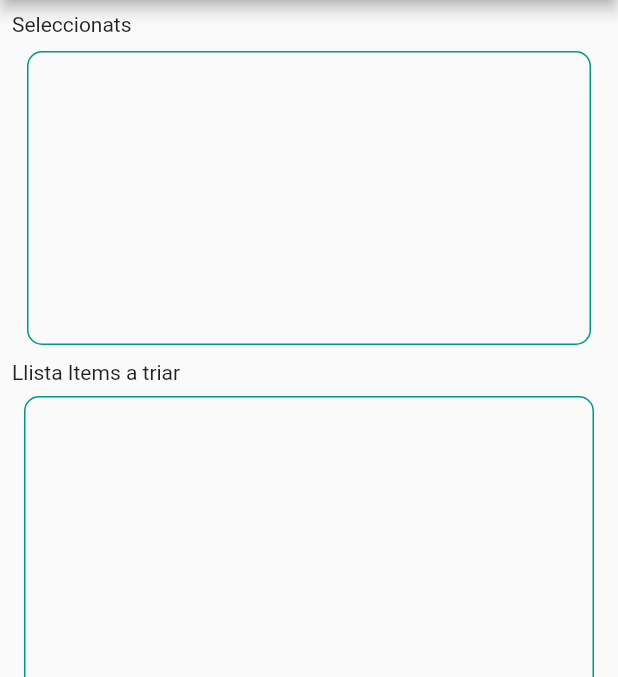
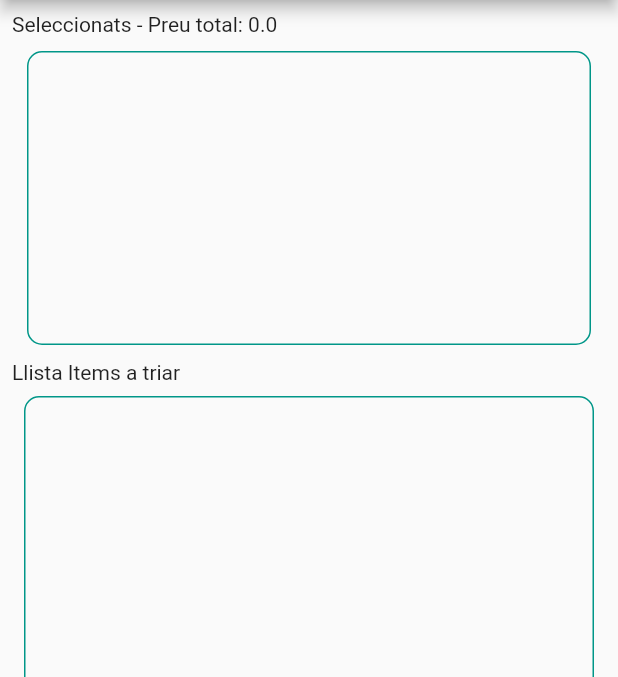
Before and after one commit to alexburdoy/MorososSA, a Flutter app: the screen it shows once a user with an empty profile is signed in, after a tap on "Escanejar QR", on a phone screen of 412 x 824 dp, the part 84-761 px from its top. Run offline on Flutter 3.47's test engine with Material 2 defaults, Android fonts, the phone set to English and light mode, and no system bars; our stand-ins replace cloud_firestore, firebase_auth, firebase_core, permission_handler, qr_flutter; missing offline and left inert: qrscan; accounts and stored records are empty; network calls fail.

Commit message:
Mostra correctament el preu total del que compres

```diff
--- a/lib/llista_items_usuari.dart
+++ b/lib/llista_items_usuari.dart
@@ -23,6 +23,7 @@ class _LlistaItemsUsuariState extends State<LlistaItemsUsuari> {
   final List<int> nums = <int>[];
   final List<int> ind = <int>[];
   final List<double> preuItem = <double>[];
+  double preuTotal=0;
 
   void addItemToList(String nom, int quant, int index, double preu) {
     setState(
@@ -40,6 +41,7 @@ class _LlistaItemsUsuariState extends State<LlistaItemsUsuari> {
       names.removeAt(index);
       nums.removeAt(index);
       ind.removeAt(index);
+      preuItem.removeAt(index);
     });
   }
 
@@ -68,7 +70,7 @@ class _LlistaItemsUsuariState extends State<LlistaItemsUsuari> {
             child: Column(
               crossAxisAlignment: CrossAxisAlignment.start,
               children: [
-                Text("Seleccionats"),
+                Text("Seleccionats - Preu total: ${preuTotal}"),
                 Expanded(
                   flex: 3,
                   child: Padding(
@@ -99,6 +101,7 @@ class _LlistaItemsUsuariState extends State<LlistaItemsUsuari> {
                             onTap: () {
                               int value = docs[ind[index]]["quantitat"];
                               value++;
+                              preuTotal -= preuItem[index];
                               FirebaseFirestore.instance
                                   .collection('comandes')
                                   .doc(widget.barcode)
@@ -165,6 +168,7 @@ class _LlistaItemsUsuariState extends State<LlistaItemsUsuari> {
                               onTap: () {
                                 if (itemTriat["quantitat"] > 0) {
                                   int nouValor = itemTriat["quantitat"];
+                                  preuTotal += itemTriat["preu"];
                                   nouValor--;
                                   if (nouValor <= 0) {
                                     setState(() {
@@ -280,7 +284,7 @@ class _LlistaItemsUsuariState extends State<LlistaItemsUsuari> {
             child: Column(
               crossAxisAlignment: CrossAxisAlignment.start,
               children: [
-                Text("Seleccionats"),
+                Text("Seleccionats - Preu total: ${preuTotal}"),
                 Expanded(
                   flex: 3,
                   child: Padding(
@@ -311,6 +315,7 @@ class _LlistaItemsUsuariState extends State<LlistaItemsUsuari> {
                             onTap: () {
                               int value = docs[ind[index]]["quantitat"];
                               value++;
+                              preuTotal -= preuItem[index];
                               FirebaseFirestore.instance
                                   .collection('comandes')
                                   .doc(widget.barcode)
@@ -377,6 +382,7 @@ class _LlistaItemsUsuariState extends State<LlistaItemsUsuari> {
                               onTap: () {
                                 if (itemTriat["quantitat"] > 0) {
                                   int nouValor = itemTriat["quantitat"];
+                                  preuTotal += itemTriat["preu"];
                                   nouValor--;
                                   if (nouValor <= 0) {
                                     setState(() {
```
